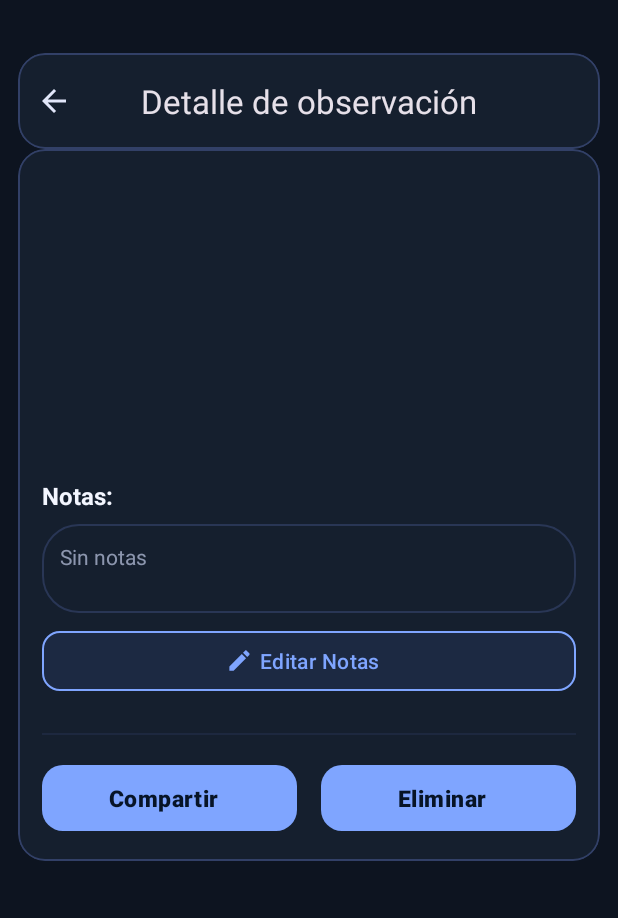
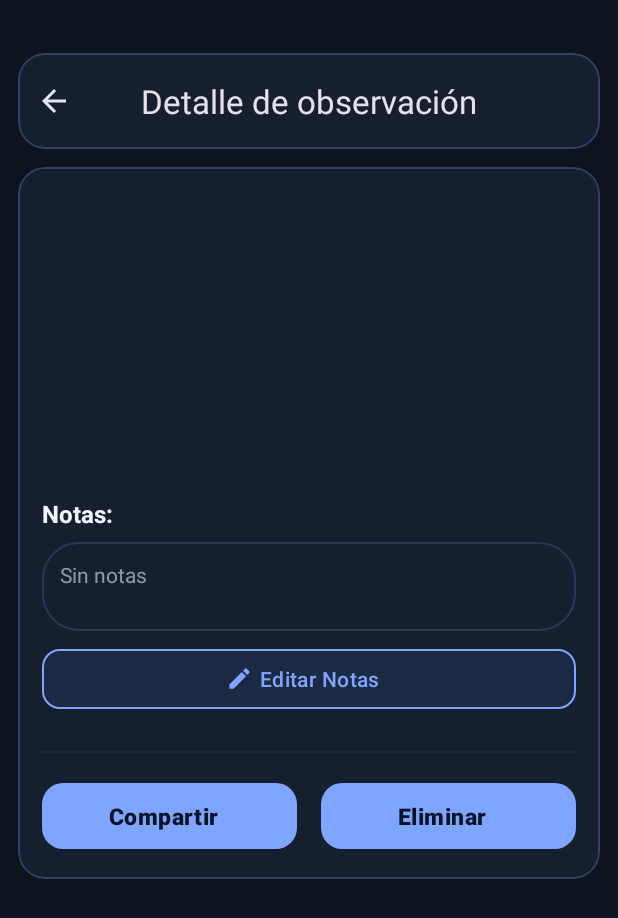
Before and after one commit to EnzoDHeredia/aves_argentinas_kotlin, an Android app: the ObservationDetailActivity screen opened directly, with no data from a screen before it, on a phone screen of 412 x 824 dp. Shown: the top 918 px of the screen. Run offline under Robolectric (Android 15) with nearby library versions, the phone set to English and light mode, and no system bars; 1 statement that could not run was skipped.

Commit message:
correccion de padding inferior

```diff
--- a/app/src/main/java/com/example/avesargentinas/BaseActivity.kt
+++ b/app/src/main/java/com/example/avesargentinas/BaseActivity.kt
@@ -17,7 +17,7 @@ abstract class BaseActivity : AppCompatActivity() {
 
     /**
      * Permite que las actividades hijas decidan si quieren que el sistema ajuste el contenido
-     * automáticamente para el teclado. Por defecto es false para el modo inmersivo completo.
+     * automÃ¡ticamente para el teclado. Por defecto es false para el modo inmersivo completo.
      * Las actividades con campos de texto pueden sobrescribir esto como true.
      */
     protected open val allowKeyboardAdjustments: Boolean = false
@@ -28,33 +28,42 @@ abstract class BaseActivity : AppCompatActivity() {
     }
 
     // Nota: no re-aplicamos inmersivo en onWindowFocusChanged para permitir
-    // que los gestos del sistema (atrás) funcionen en un solo swipe.
+    // que los gestos del sistema (atrÃ¡s) funcionen en un solo swipe.
 
     /**
-     * Modo estándar sin ocultar barras: el sistema aplica WindowInsets
-     * y gestiona gestos de navegación correctamente.
+     * Modo estÃ¡ndar sin ocultar barras: el sistema aplica WindowInsets
+     * y gestiona gestos de navegaciÃ³n correctamente.
      */
     private fun setupImmersiveMode() {
-        // Mantenemos el ajuste estándar del sistema
+        // Mantenemos el ajuste estÃ¡ndar del sistema
         WindowCompat.setDecorFitsSystemWindows(window, true)
 
-        // Aplicar padding dinámico inferior solo cuando haya barra de navegación
+        // Aplicar padding dinÃ¡mico inferior solo cuando haya barra de navegaciÃ³n
         applyBottomInsetPaddingToRoot()
     }
 
     private fun applyBottomInsetPaddingToRoot() {
         val content = findViewById<ViewGroup>(android.R.id.content) ?: return
         val root = content.getChildAt(0) ?: return
+        // Usar contenedor especÃ­fico si el layout lo define
+        val target: View = root.findViewById(R.id.insets_container) ?: root
+
+        // Evitar re-adjuntar el listener y acumular padding en cada onResume
+        val alreadyAttached = (target.getTag(R.id.tag_insets_listener_attached) as? Boolean) == true
+        if (alreadyAttached) {
+            target.requestApplyInsets()
+            return
+        }
 
         // Guardar paddings iniciales para sumarlos al valor de insets
-        val initialStart = root.paddingStart
-        val initialTop = root.paddingTop
-        val initialEnd = root.paddingEnd
-        val initialBottom = root.paddingBottom
+        val initialStart = target.paddingStart
+        val initialTop = target.paddingTop
+        val initialEnd = target.paddingEnd
+        val initialBottom = target.paddingBottom
 
-        ViewCompat.setOnApplyWindowInsetsListener(root) { v, insets ->
-            // Tomar solo la barra de navegación. Si la actividad permite ajustes
-            // por teclado, considerar también el IME para evitar superposición.
+        ViewCompat.setOnApplyWindowInsetsListener(target) { v, insets ->
+            // Tomar solo la barra de navegaciÃ³n. Si la actividad permite ajustes
+            // por teclado, considerar tambiÃ©n el IME para evitar superposiciÃ³n.
             val navInsets = insets.getInsets(WindowInsetsCompat.Type.navigationBars())
             val imeInsets = insets.getInsets(WindowInsetsCompat.Type.ime())
 
@@ -64,13 +73,21 @@ abstract class BaseActivity : AppCompatActivity() {
                 navInsets.bottom
             }
 
-            // Agregar padding inferior solo si hay barra/IME visible
-            val newBottom = initialBottom + bottomInset
+            // Padding base + insets de navegaciÃ³n/IME (sin acumulaciÃ³n)
+            val adjust = dpToPx(0f); val newBottom = if (bottomInset > 0) (bottomInset - adjust).coerceAtLeast(0) else 0
             v.setPaddingRelative(initialStart, initialTop, initialEnd, newBottom)
             insets
         }
 
-        // Forzar cálculo de insets
-        root.requestApplyInsets()
+        // Marcar listener adjunto para llamadas futuras
+        target.setTag(R.id.tag_insets_listener_attached, true)
+
+        // Forzar cÃ¡lculo de insets
+        target.requestApplyInsets()
+    }
+
+    private fun dpToPx(dp: Float): Int {
+        val density = resources.displayMetrics.density
+        return (dp * density + 0.5f).toInt()
     }
 }
--- a/app/src/main/res/layout/activity_main.xml
+++ b/app/src/main/res/layout/activity_main.xml
@@ -1,5 +1,6 @@
 <LinearLayout xmlns:android="http://schemas.android.com/apk/res/android"
     xmlns:app="http://schemas.android.com/apk/res-auto"
+    android:id="@+id/insets_container"
     android:orientation="vertical"
     android:paddingStart="12dp"
     android:paddingEnd="12dp"
--- a/app/src/main/res/layout/activity_main_menu.xml
+++ b/app/src/main/res/layout/activity_main_menu.xml
@@ -20,6 +20,7 @@
 
     <!-- Contenido principal -->
     <LinearLayout
+        android:id="@+id/insets_container"
         android:orientation="vertical"
         android:layout_width="match_parent"
         android:layout_height="match_parent"
--- a/app/src/main/res/layout/activity_observation_detail.xml
+++ b/app/src/main/res/layout/activity_observation_detail.xml
@@ -1,9 +1,10 @@
 <androidx.constraintlayout.widget.ConstraintLayout xmlns:android="http://schemas.android.com/apk/res/android"
     xmlns:app="http://schemas.android.com/apk/res-auto"
-    android:id="@+id/rootLayout"
+    android:id="@+id/insets_container"
     android:layout_width="match_parent"
     android:layout_height="match_parent"
     android:background="@color/brand_background"
+    android:paddingBottom="12dp"
     android:clickable="true"
     android:focusable="true"
     android:focusableInTouchMode="true">
@@ -54,8 +55,8 @@
         android:layout_height="0dp"
         android:layout_marginStart="12dp"
         android:layout_marginEnd="12dp"
-        android:layout_marginTop="0dp"
-        android:layout_marginBottom="16dp"
+        android:layout_marginTop="12dp"
+        android:layout_marginBottom="0dp"
         android:fillViewport="true"
         android:overScrollMode="never"
         android:scrollbars="vertical"
--- a/app/src/main/res/layout/activity_settings.xml
+++ b/app/src/main/res/layout/activity_settings.xml
@@ -1,6 +1,7 @@
 <?xml version="1.0" encoding="utf-8"?>
 <LinearLayout xmlns:android="http://schemas.android.com/apk/res/android"
     xmlns:app="http://schemas.android.com/apk/res-auto"
+    android:id="@+id/insets_container"
     android:layout_width="match_parent"
     android:layout_height="match_parent"
     android:orientation="vertical"
--- /dev/null
+++ b/app/src/main/res/values/ids.xml
@@ -0,0 +1,7 @@
+<?xml version="1.0" encoding="utf-8"?>
+<resources>
+    <!-- Tag IDs used to track one-time attachment of WindowInsets listener -->
+    <item name="tag_insets_listener_attached" type="id"/>
+    <!-- Optional container id to receive window insets instead of the root -->
+    <item name="insets_container" type="id"/>
+</resources>
```
Also changed, not shown: app/src/main/res/layout/activity_observation_log.xml (+4 -4 lines).
